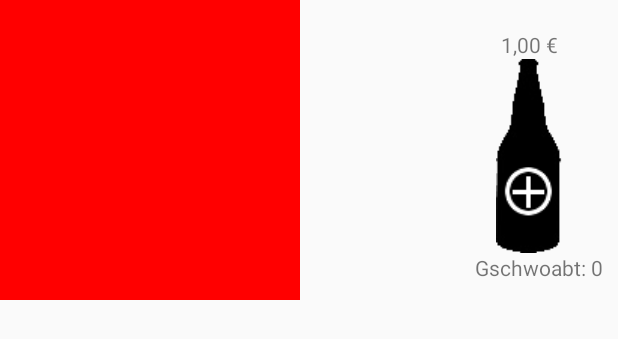
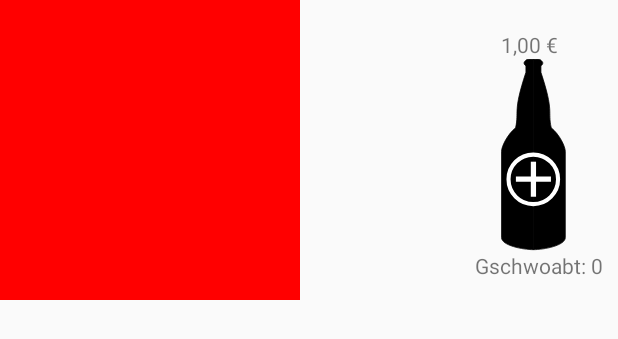
Before and after one commit to mtronicsDev/Alkchievements, an Android app: the layout alk_item.xml on its own in the app's theme, with its tools: preview values and no code run, on a phone screen of 412 x 824 dp. Shown: the top 339 px of the screen. Run offline under Robolectric (Android 15) with nearby library versions, the phone set to English and light mode, and no system bars.

Commit message:
bessane floschn

```diff
--- /dev/null
+++ b/app/src/main/res/drawable/bottle.xml
@@ -0,0 +1,46 @@
+<?xml version="1.0" encoding="utf-8"?>
+<vector xmlns:android="http://schemas.android.com/apk/res/android"
+    android:width="128dp"
+    android:height="128dp"
+    android:viewportWidth="256"
+    android:viewportHeight="256">
+
+    <path
+        android:fillColor="#000000"
+        android:fillType="evenOdd"
+        android:strokeColor="#000000"
+        android:strokeWidth="1"
+        android:pathData="M211.231,0.464844 C207.327,0.636841,202.062,0.22583,201.231,1.71484
+C198.89,3.71283,197.022,5.81281,201.231,9.21484 L201.231,17.7858
+C183.44,71.5508,192.437,68.8308,187.481,91.7148
+C176.311,100.712,168.731,116.807,168.731,123.144 L168.731,238.148
+C168.731,248.768,197.302,254.218,211.231,254.218 Z" />
+    <path
+        android:fillColor="#000000"
+        android:fillType="evenOdd"
+        android:strokeColor="#000000"
+        android:strokeWidth="1"
+        android:pathData="M211.231,0.473816 C215.135,0.645813,220.4,0.234802,221.231,1.72382
+C223.572,3.7218,225.44,5.82184,221.231,9.22382 L221.231,17.7948
+C239.022,71.5598,230.025,68.8398,234.981,91.7238
+C246.151,100.721,253.731,116.816,253.731,123.153 L253.731,238.158
+C253.731,248.778,225.16,254.228,211.231,254.228 Z" />
+    <path
+        android:fillColor="#ffffff"
+        android:fillAlpha="0"
+        android:strokeColor="#ffffff"
+        android:strokeWidth="5.5"
+        android:strokeMiterLimit="3.5"
+        android:pathData="M244.088,160.464 A33.035713,33.035713,0,0,1,211.052,193.5
+A33.035713,33.035713,0,0,1,178.016,160.464
+A33.035713,33.035713,0,0,1,211.052,127.428
+A33.035713,33.035713,0,0,1,244.088,160.464 Z" />
+    <path
+        android:fillColor="#ffffff"
+        android:strokeWidth="5.5"
+        android:pathData="M207.731,136.925 L214.731,136.925 L214.731,183.652 L207.731,183.652 Z" />
+    <path
+        android:fillColor="#ffffff"
+        android:strokeWidth="5.5"
+        android:pathData="M234.594,156.788 L234.594,163.788 L187.867,163.788 L187.867,156.788 Z" />
+</vector>
--- a/app/src/main/res/layout/alk_item.xml
+++ b/app/src/main/res/layout/alk_item.xml
@@ -33,9 +33,9 @@
     <ImageView
         android:layout_width="wrap_content"
         android:layout_height="wrap_content"
-        android:src="@mipmap/flasche"
+        android:src="@drawable/bottle"
         android:id="@+id/add_flasche"
-        android:paddingRight="20dp"
+        android:paddingRight="34dp"
         android:layout_below="@+id/preis"
         android:layout_alignParentEnd="true" />
 
```
Also changed, not shown: app/src/main/AndroidManifest.xml (+6 -3 lines), app/src/main/java/de/daschubbm/alkchievements/LoginAlktivity.java (+1 -10 lines), app/src/main/java/de/daschubbm/alkchievements/MainAlktivity.java (+37 -4 lines).
